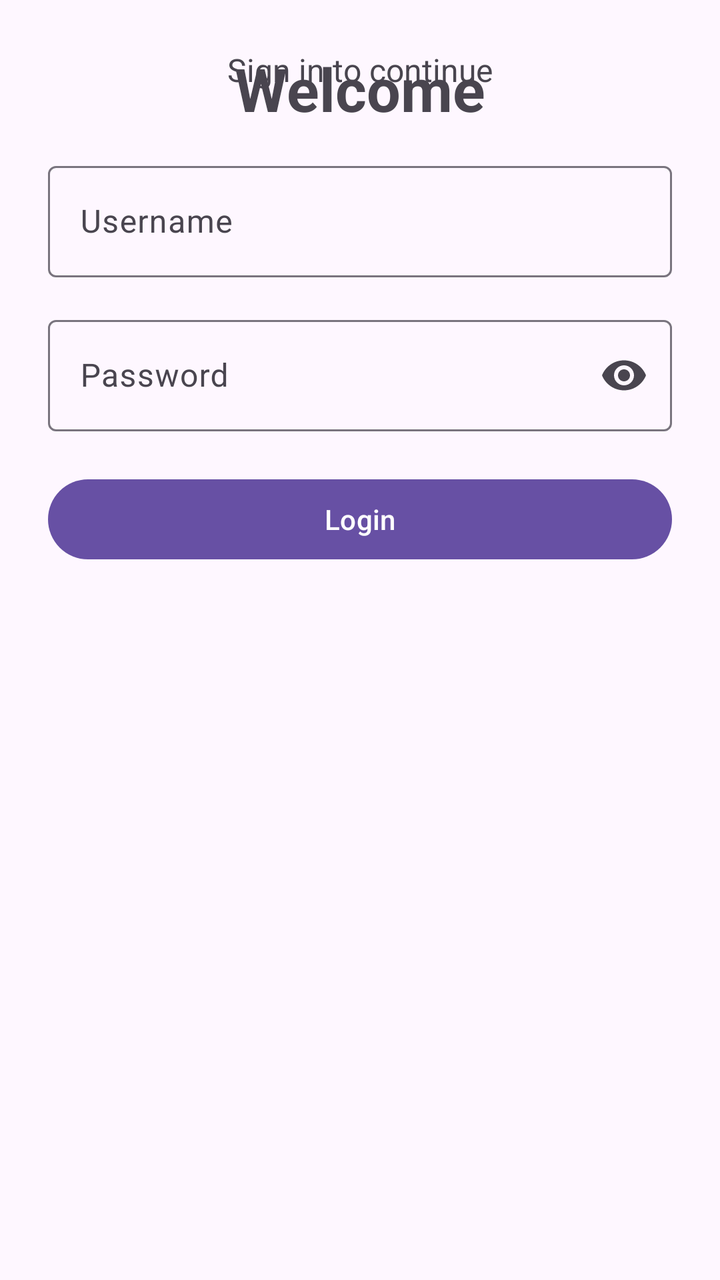
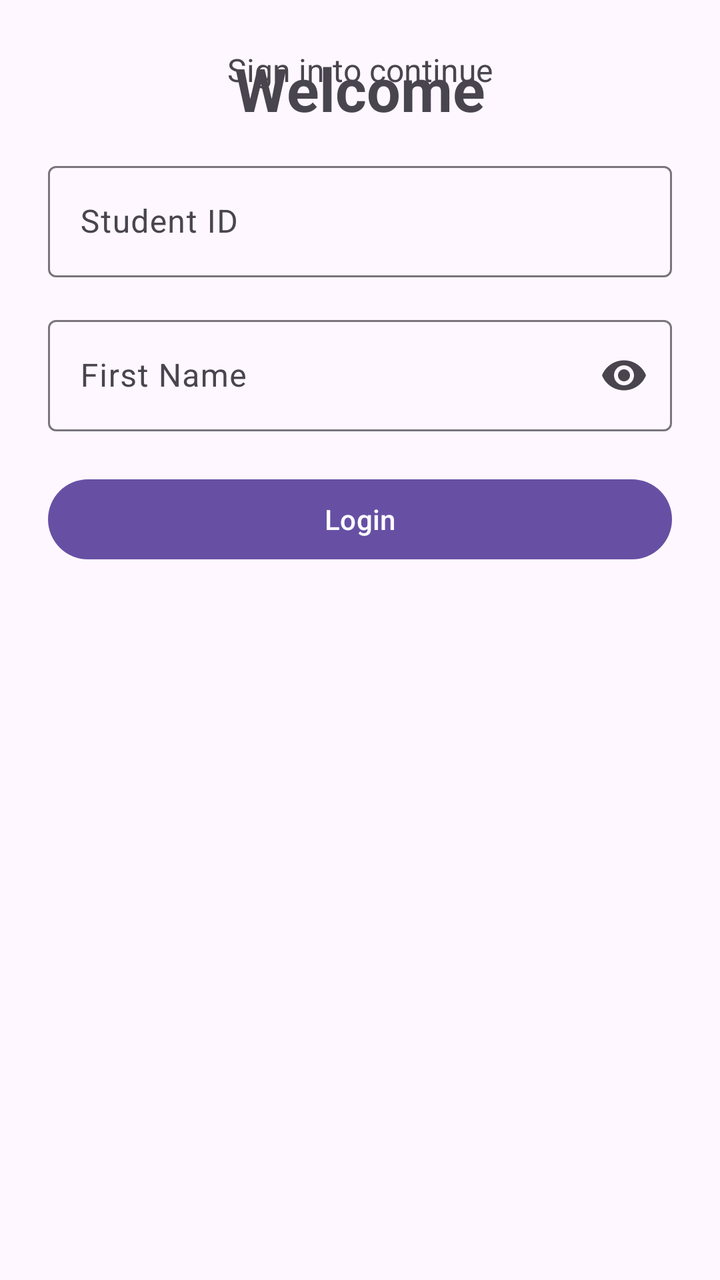

An Android layout rendered at two revisions. The XML below is the earlier revision; the diff shows what the commit changed to produce the second picture.
<!-- AndroidManifest.xml: application theme Theme.NIT3213FinalProject -->
<!-- res/layout/fragment_login.xml -->
<?xml version="1.0" encoding="utf-8"?>
<androidx.constraintlayout.widget.ConstraintLayout
    xmlns:android="http://schemas.android.com/apk/res/android"
    xmlns:app="http://schemas.android.com/apk/res-auto"
    android:layout_width="match_parent"
    android:layout_height="match_parent"
    android:padding="24dp">

    <TextView
        android:id="@+id/textLoginTitle"
        android:layout_width="wrap_content"
        android:layout_height="wrap_content"
        android:text="@string/login_title"
        android:textSize="30sp"
        android:textStyle="bold"
        app:layout_constraintBottom_toTopOf="@id/textLoginSubtitle"
        app:layout_constraintEnd_toEndOf="parent"
        app:layout_constraintStart_toStartOf="parent" />

    <TextView
        android:id="@+id/textLoginSubtitle"
        android:layout_width="wrap_content"
        android:layout_height="wrap_content"
        android:layout_marginTop="8dp"
        android:text="@string/login_subtitle"
        android:textSize="16sp"
        app:layout_constraintBottom_toTopOf="@id/usernameLayout"
        app:layout_constraintEnd_toEndOf="parent"
        app:layout_constraintStart_toStartOf="parent"
        app:layout_constraintTop_toBottomOf="@id/textLoginTitle" />

    <com.google.android.material.textfield.TextInputLayout
        android:id="@+id/usernameLayout"
        style="@style/Widget.Material3.TextInputLayout.OutlinedBox"
        android:layout_width="0dp"
        android:layout_height="wrap_content"
        android:layout_marginTop="32dp"
        android:hint="@string/username"
        app:layout_constraintEnd_toEndOf="parent"
        app:layout_constraintStart_toStartOf="parent"
        app:layout_constraintTop_toBottomOf="@id/textLoginSubtitle">

        <com.google.android.material.textfield.TextInputEditText
            android:id="@+id/editUsername"
            android:layout_width="match_parent"
            android:layout_height="wrap_content"
            android:inputType="text"
            android:singleLine="true" />

    </com.google.android.material.textfield.TextInputLayout>

    <com.google.android.material.textfield.TextInputLayout
        android:id="@+id/passwordLayout"
        style="@style/Widget.Material3.TextInputLayout.OutlinedBox"
        android:layout_width="0dp"
        android:layout_height="wrap_content"
        android:layout_marginTop="16dp"
        android:hint="@string/password"
        app:endIconMode="password_toggle"
        app:layout_constraintEnd_toEndOf="parent"
        app:layout_constraintStart_toStartOf="parent"
        app:layout_constraintTop_toBottomOf="@id/usernameLayout">

        <com.google.android.material.textfield.TextInputEditText
            android:id="@+id/editPassword"
            android:layout_width="match_parent"
            android:layout_height="wrap_content"
            android:inputType="textPassword"
            android:singleLine="true" />

    </com.google.android.material.textfield.TextInputLayout>

    <TextView
        android:id="@+id/textLoginError"
        android:layout_width="0dp"
        android:layout_height="wrap_content"
        android:layout_marginTop="12dp"
        android:text="@string/login_error"
        android:textAlignment="center"
        android:textColor="?attr/colorError"
        android:visibility="gone"
        app:layout_constraintEnd_toEndOf="parent"
        app:layout_constraintStart_toStartOf="parent"
        app:layout_constraintTop_toBottomOf="@id/passwordLayout" />

    <com.google.android.material.button.MaterialButton
        android:id="@+id/buttonLogin"
        android:layout_width="0dp"
        android:layout_height="wrap_content"
        android:layout_marginTop="20dp"
        android:text="@string/login_button"
        app:layout_constraintEnd_toEndOf="parent"
        app:layout_constraintStart_toStartOf="parent"
        app:layout_constraintTop_toBottomOf="@id/textLoginError" />

    <ProgressBar
        android:id="@+id/loginProgressBar"
        android:layout_width="wrap_content"
        android:layout_height="wrap_content"
        android:layout_marginTop="16dp"
        android:visibility="gone"
        app:layout_constraintEnd_toEndOf="parent"
        app:layout_constraintStart_toStartOf="parent"
        app:layout_constraintTop_toBottomOf="@id/buttonLogin" />

</androidx.constraintlayout.widget.ConstraintLayout>
<!-- resources referenced by this layout -->
<resources>
  <string name="login_button">Login</string>
  <string name="login_error">Unable to login. Please check your details.</string>
  <string name="login_subtitle">Sign in to continue</string>
  <string name="login_title">Welcome</string>
  <string name="password">Password</string>
  <string name="username">Username</string>
  <style name="Theme.NIT3213FinalProject" parent="Base.Theme.NIT3213FinalProject" />
  <style name="Base.Theme.NIT3213FinalProject" parent="Theme.Material3.DayNight.NoActionBar">
          
          
      </style>
</resources>

<!-- the commit's change to res/layout/fragment_login.xml (unified diff, before → after) -->
@@ -1,6 +1,5 @@
 <?xml version="1.0" encoding="utf-8"?>
-<androidx.constraintlayout.widget.ConstraintLayout
-    xmlns:android="http://schemas.android.com/apk/res/android"
+<androidx.constraintlayout.widget.ConstraintLayout xmlns:android="http://schemas.android.com/apk/res/android"
     xmlns:app="http://schemas.android.com/apk/res-auto"
     android:layout_width="match_parent"
     android:layout_height="match_parent"
<!-- resource entries referenced after the edit -->
@@ -1,11 +1,11 @@
 <!-- resources referenced by this layout -->
 <resources>
   <string name="login_button">Login</string>
-  <string name="login_error">Unable to login. Please check your details.</string>
+  <string name="login_error">Login failed. Please check your credentials.</string>
   <string name="login_subtitle">Sign in to continue</string>
   <string name="login_title">Welcome</string>
-  <string name="password">Password</string>
-  <string name="username">Username</string>
+  <string name="password">First Name</string>
+  <string name="username">Student ID</string>
   <style name="Theme.NIT3213FinalProject" parent="Base.Theme.NIT3213FinalProject" />
   <style name="Base.Theme.NIT3213FinalProject" parent="Theme.Material3.DayNight.NoActionBar">
           
